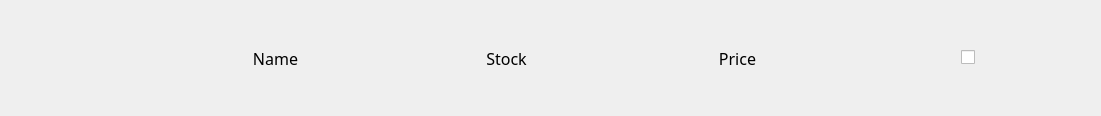
xTheSheep/gui_landwirtschaftliche_fahrzeuge, file ui_files/extra_item.ui: the form before one commit.
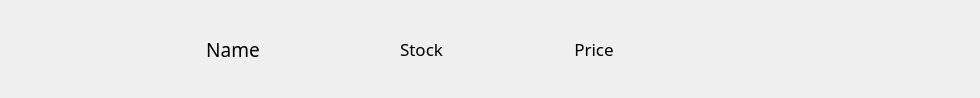
The form after the commit. Icons and pictures are not drawn.

What changed in the file:
```diff
--- a/ui_files/extra_item.ui
+++ b/ui_files/extra_item.ui
@@ -6,17 +6,53 @@
    <rect>
     <x>0</x>
     <y>0</y>
-    <width>1101</width>
-    <height>116</height>
+    <width>980</width>
+    <height>98</height>
    </rect>
   </property>
+  <property name="sizePolicy">
+   <sizepolicy hsizetype="Preferred" vsizetype="Preferred">
+    <horstretch>0</horstretch>
+    <verstretch>0</verstretch>
+   </sizepolicy>
+  </property>
+  <property name="cursor">
+   <cursorShape>ArrowCursor</cursorShape>
+  </property>
   <property name="windowTitle">
    <string>Form</string>
   </property>
-  <layout class="QVBoxLayout" name="verticalLayout">
+  <property name="styleSheet">
+   <string notr="true">QPushButton {
+    background-color: transparent;
+    border: none;
+    border-radius: 22px; 
+    padding: 10px;
+    outline: none;
+   /* min-width: 15px; 
+    min-height: 15px; 
+    max-width: 15px; 
+    max-height: 15px; */
+}
+
+QPushButton:hover {
+    background-color: rgba(0, 0, 0, 10); 
+}
+
+QPushButton:pressed {
+    background-color: rgba(0, 0, 0, 20); 
+}</string>
+  </property>
+  <layout class="QHBoxLayout" name="horizontalLayout_2">
    <property name="leftMargin">
     <number>9</number>
    </property>
+   <property name="topMargin">
+    <number>0</number>
+   </property>
+   <property name="bottomMargin">
+    <number>0</number>
+   </property>
    <item>
     <widget class="QFrame" name="frame_extra">
      <property name="styleSheet">
@@ -29,8 +65,11 @@
       <enum>QFrame::Raised</enum>
      </property>
      <layout class="QHBoxLayout" name="horizontalLayout">
+      <property name="spacing">
+       <number>9</number>
+      </property>
       <property name="leftMargin">
-       <number>28</number>
+       <number>9</number>
       </property>
       <item>
        <widget class="QLabel" name="label">
@@ -64,8 +103,8 @@
        <widget class="QLabel" name="name">
         <property name="font">
          <font>
-          <family>Bahnschrift</family>
-          <pointsize>12</pointsize>
+          <family>Bahnschrift SemiBold</family>
+          <pointsize>14</pointsize>
          </font>
         </property>
         <property name="text">
@@ -76,30 +115,73 @@
         </property>
        </widget>
       </item>
-      <item>
-       <widget class="QLabel" name="stock">
-        <property name="font">
-         <font>
-          <family>Bahnschrift</family>
-          <pointsize>12</pointsize>
-         </font>
+      <item alignment="Qt::AlignHCenter">
+       <widget class="QFrame" name="frame">
+        <property name="frameShape">
+         <enum>QFrame::NoFrame</enum>
         </property>
-        <property name="text">
-         <string>Stock</string>
+        <property name="frameShadow">
+         <enum>QFrame::Raised</enum>
         </property>
-        <property name="alignment">
-         <set>Qt::AlignCenter</set>
-        </property>
+        <layout class="QHBoxLayout" name="horizontalLayout_3">
+         <item>
+          <widget class="QLabel" name="stock_pixmap">
+           <property name="maximumSize">
+            <size>
+             <width>35</width>
+             <height>35</height>
+            </size>
+           </property>
+           <property name="font">
+            <font>
+             <family>Bahnschrift</family>
+             <pointsize>13</pointsize>
+            </font>
+           </property>
+           <property name="text">
+            <string/>
+           </property>
+           <property name="pixmap">
+            <pixmap resource="agriculture-shop-ressources.qrc">:/icons/assets/icons/icons_png/warehouse_FILL0_wght400_GRAD0_opsz48.png</pixmap>
+           </property>
+           <property name="scaledContents">
+            <bool>true</bool>
+           </property>
+           <property name="alignment">
+            <set>Qt::AlignCenter</set>
+           </property>
+          </widget>
+         </item>
+         <item>
+          <widget class="QLabel" name="stock">
+           <property name="font">
+            <font>
+             <family>Bahnschrift</family>
+             <pointsize>13</pointsize>
+            </font>
+           </property>
+           <property name="text">
+            <string>Stock</string>
+           </property>
+           <property name="alignment">
+            <set>Qt::AlignCenter</set>
+           </property>
+          </widget>
+         </item>
+        </layout>
        </widget>
       </item>
-      <item>
+      <item alignment="Qt::AlignVCenter">
        <widget class="QLabel" name="price">
         <property name="font">
          <font>
           <family>Bahnschrift</family>
-          <pointsize>12</pointsize>
+          <pointsize>13</pointsize>
          </font>
         </property>
+        <property name="styleSheet">
+         <string notr="true"/>
+        </property>
         <property name="text">
          <string>Price</string>
         </property>
@@ -109,27 +191,37 @@
        </widget>
       </item>
       <item alignment="Qt::AlignHCenter">
-       <widget class="QCheckBox" name="checkBox">
+       <widget class="QPushButton" name="pushButton">
+        <property name="cursor">
+         <cursorShape>PointingHandCursor</cursorShape>
+        </property>
         <property name="text">
          <string/>
         </property>
         <property name="iconSize">
          <size>
-          <width>16</width>
-          <height>16</height>
+          <width>24</width>
+          <height>24</height>
          </size>
         </property>
-        <property name="checkable">
-         <bool>true</bool>
-        </property>
-        <property name="checked">
-         <bool>false</bool>
-        </property>
-        <property name="tristate">
-         <bool>false</bool>
-        </property>
        </widget>
       </item>
+      <item>
+       <spacer name="horizontalSpacer">
+        <property name="orientation">
+         <enum>Qt::Horizontal</enum>
+        </property>
+        <property name="sizeType">
+         <enum>QSizePolicy::Maximum</enum>
+        </property>
+        <property name="sizeHint" stdset="0">
+         <size>
+          <width>100</width>
+          <height>20</height>
+         </size>
+        </property>
+       </spacer>
+      </item>
      </layout>
     </widget>
    </item>
```
Left out of the diff: 4 changed lines with no effect on the pictures.
